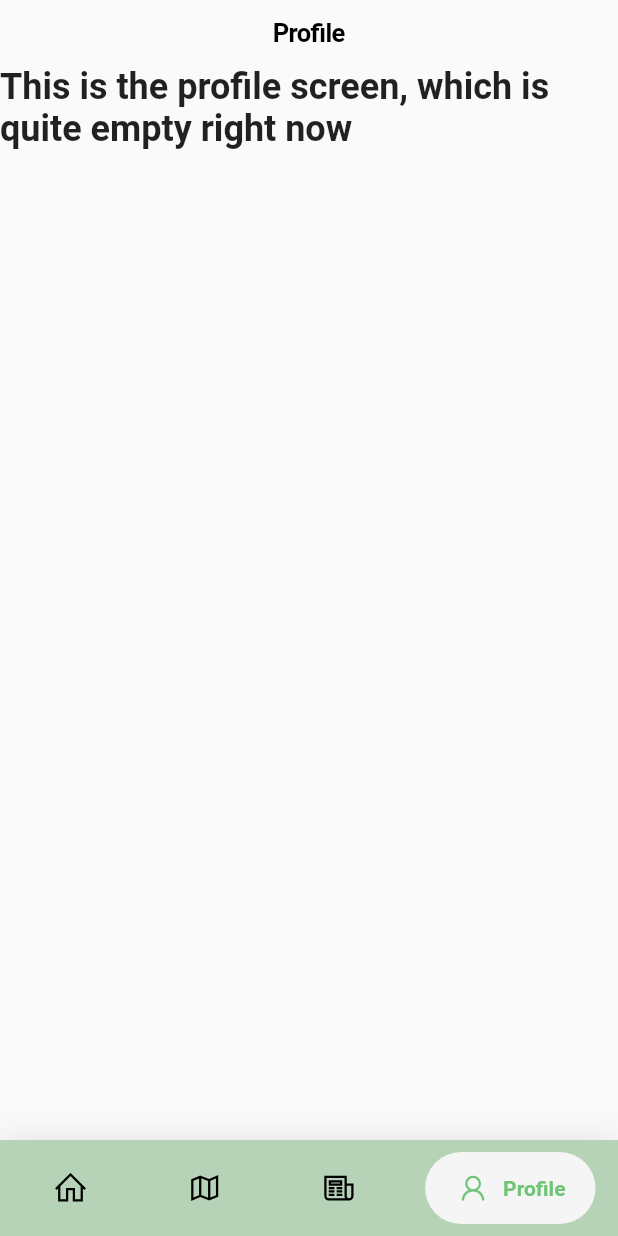
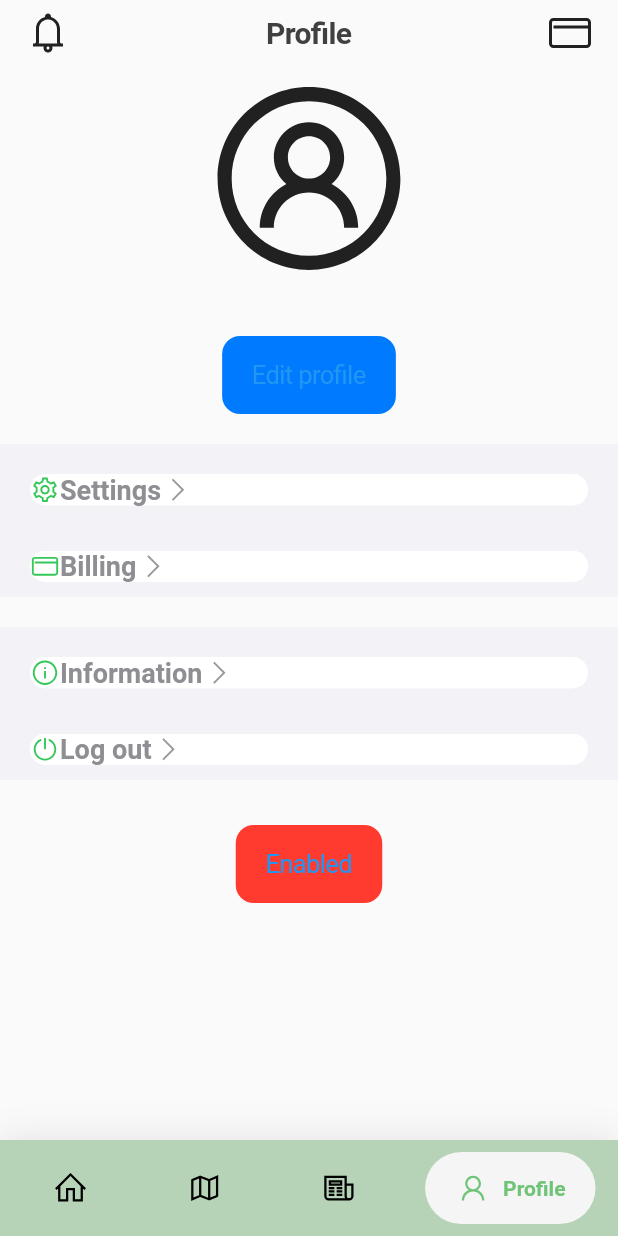
Before and after one commit to lithium-lamp/Flutter-proj-git-functionality, a Flutter app: the screen it shows after launch, item 4 of the bottom bar chosen, on a phone screen of 412 x 824 dp. Run offline on Flutter 3.47's test engine with Material 2 defaults, Android fonts, the phone set to English and light mode, and no system bars; drawn by our look-alikes of google_nav_bar; our stand-ins replace google_maps_flutter, line_icons.

Commit message:
modified:   proj_git_functionality/lib/screens/home_screen.dart 	modified:   proj_git_functionality/lib/screens/profile_screen.dart 	modified:   proj_git_functionality/lib/widgets/app_layout.dart 	new file:   proj_git_functionality/lib/widgets/profilebutton_widget.dart

```diff
--- a/proj_git_functionality/lib/screens/home_screen.dart
+++ b/proj_git_functionality/lib/screens/home_screen.dart
@@ -21,7 +21,7 @@ class _HomeScreenState extends State<HomeScreen> {
         children: [
           VehicleWidget(key: Key('myvehicle1'), icon: LineIcons.car, title: 'Volvo XC60', text: 'XYZ123'),
           MapWidget(),
-          HistoryWidget(key: Key('main1'), adress: 'Applegarden street 13B', date: '02-02-23', vehicle: 'Volvo XC60'),
+          HistoryWidget(key: Key('main1'), adress: 'Applegarden street 13B', date: '02-02-23 12:45', vehicle: 'Volvo XC60'),
         ],
       ),
     );
--- a/proj_git_functionality/lib/screens/profile_screen.dart
+++ b/proj_git_functionality/lib/screens/profile_screen.dart
@@ -1,6 +1,7 @@
 import 'package:flutter/cupertino.dart';
-//import 'package:flutter/material.dart';
 import '/widgets/app_layout.dart';
+import 'package:line_icons/line_icons.dart';
+import '/widgets/profilebutton_widget.dart';
 
 class ProfileScreen extends StatelessWidget {
   const ProfileScreen({super.key});
@@ -9,59 +10,30 @@ class ProfileScreen extends StatelessWidget {
   Widget build(BuildContext context) {
     return AppLayout(
       title: 'Profile',
-      child: ListView(
-        children: const [
-          Text(
-              'This is the profile screen, which is quite empty right now',
-              style: TextStyle(fontSize: 24, fontWeight: FontWeight.bold),
+      child: Column(
+        children: [
+          const Icon(LineIcons.userCircle, size: 150),
+          const SizedBox(height: 30),
+            CupertinoButton(
+              onPressed: () {},
+              color: CupertinoColors.systemBlue,
+              child: const Text('Edit profile'),
+            ),
+          const Padding(padding:EdgeInsets.all(10)),
+          const ProfilebuttonWidget(icon: LineIcons.cog, title: 'Settings'),
+          const ProfilebuttonWidget(icon: LineIcons.creditCard, title: 'Billing'),
+          const Padding(padding:EdgeInsets.all(10)),
+            const ProfilebuttonWidget(icon: LineIcons.infoCircle, title: 'Information'),
+            const ProfilebuttonWidget(icon: LineIcons.powerOff, title: 'Log out')
+          ,
+          const SizedBox(height: 30),
+            CupertinoButton(
+              onPressed: () {},
+              color: CupertinoColors.systemRed,
+              child: const Text('Enabled'),
             ),
         ],
       ),
     );
   }
 }
-
-
-/*
-import 'package:flutter/material.dart';
-
-class LoginScreen extends StatelessWidget {
-  const LoginScreen({super.key});
-
-  @override
-  Widget build(BuildContext context) {
-    return Scaffold(
-      appBar: AppBar(
-        title: const Text('Login'),
-      ),
-      body: Padding(
-        padding: const EdgeInsets.all(16),
-        child: Column(
-          mainAxisAlignment: MainAxisAlignment.center,
-          children: [
-            TextFormField(
-              decoration: const InputDecoration(
-                labelText: 'Email',
-              ),
-            ),
-            const SizedBox(height: 16),
-            TextFormField(
-              decoration: const InputDecoration(
-                labelText: 'Password',
-              ),
-              obscureText: true,
-            ),
-            const SizedBox(height: 24),
-            ElevatedButton(
-              onPressed: () {
-                // Perform login authentication
-              },
-              child: const Text('Login'),
-            ),
-          ],
-        ),
-      ),
-    );
-  }
-}
-*/
--- a/proj_git_functionality/lib/widgets/app_layout.dart
+++ b/proj_git_functionality/lib/widgets/app_layout.dart
@@ -1,4 +1,5 @@
 import 'package:flutter/cupertino.dart';
+import 'package:line_icons/line_icons.dart';
 
 class AppLayout extends StatelessWidget {
   final String title;
@@ -10,7 +11,14 @@ class AppLayout extends StatelessWidget {
   Widget build(BuildContext context) {
     return CupertinoPageScaffold(
       navigationBar: CupertinoNavigationBar(
-        middle: Text(title), backgroundColor: const Color.fromARGB(255, 180, 212, 179),
+        leading: const Icon(LineIcons.bell),
+        middle: Text(
+          title,
+          style: const TextStyle(
+              color: Color.fromARGB(255, 64, 64, 64), fontSize: 20),
+        ),
+        trailing: const Icon(LineIcons.creditCard),
+        backgroundColor: const Color.fromARGB(255, 180, 212, 179),
       ),
       child: SafeArea(
         child: child,
--- /dev/null
+++ b/proj_git_functionality/lib/widgets/profilebutton_widget.dart
@@ -0,0 +1,48 @@
+import 'package:flutter/cupertino.dart';
+import 'package:line_icons/line_icons.dart';
+
+class ProfilebuttonWidget extends StatelessWidget {
+  final IconData icon;
+  final String title;
+
+  const ProfilebuttonWidget({
+    super.key,
+    required this.icon,
+    required this.title,
+  });
+
+  @override
+  Widget build(BuildContext context) {
+    return GestureDetector(
+      onTap: () {
+        // Handle action chip tap
+        // Add your functionality here
+      },
+      child: CupertinoListSection.insetGrouped(
+        children: [
+          Row(
+            children: [
+              Icon(
+                icon,
+                size: 20,
+                color: CupertinoColors.activeGreen,
+              ),
+              Text(title,
+                style: const TextStyle(
+                  fontSize: 18,
+                  fontWeight: FontWeight.bold,
+                  color: CupertinoColors.systemGrey,
+                )
+              ),
+              const Icon(
+                LineIcons.angleRight,
+                size: 20,
+                color: CupertinoColors.inactiveGray,
+              ),
+            ],
+          )
+        ],
+      ),
+    );
+  }
+}
```
